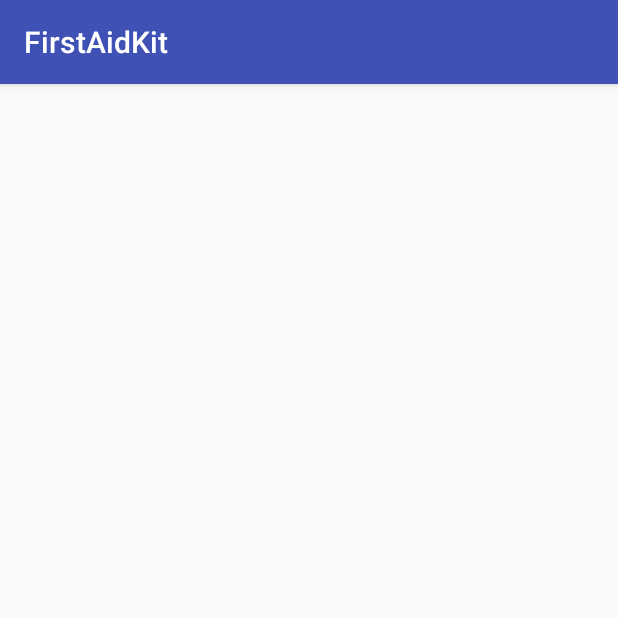
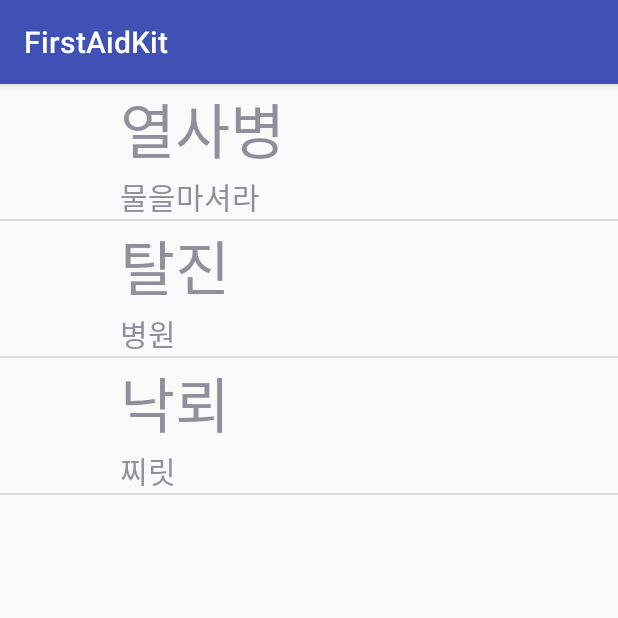
Before and after one commit to seunghyukshin/FirstAidKit, an Android app: the FirstAidActivity screen opened directly, with no data from a screen before it, on a phone screen of 412 x 824 dp, the top half of it. Run offline under Robolectric (Android 15) with nearby library versions, the phone set to English and light mode, and no system bars.

Commit message:
add FirstAidItem & View skeleton

```diff
--- a/app/src/main/AndroidManifest.xml
+++ b/app/src/main/AndroidManifest.xml
@@ -17,7 +17,8 @@
             </intent-filter>
         </activity>
         <activity android:name=".FirstAidActivity" />
-        <activity android:name=".DiagnosisActivity"></activity>
+        <activity android:name=".DiagnosisActivity" />
+        <activity android:name=".FirstAidItem"></activity>
     </application>
 
 </manifest>
--- a/app/src/main/java/com/example/seunghyukshin/firstaidkit/FirstAidActivity.java
+++ b/app/src/main/java/com/example/seunghyukshin/firstaidkit/FirstAidActivity.java
@@ -2,15 +2,73 @@ package com.example.seunghyukshin.firstaidkit;
 
 import android.support.v7.app.AppCompatActivity;
 import android.os.Bundle;
+import android.view.View;
+import android.view.ViewGroup;
+import android.widget.BaseAdapter;
+import android.widget.ListView;
+
+import java.util.ArrayList;
 
 public class FirstAidActivity extends AppCompatActivity {
-
+    ListView listView;
+    FirstAidAdapter adapter;
     @Override
     protected void onCreate(Bundle savedInstanceState) {
         super.onCreate(savedInstanceState);
         setContentView(R.layout.activity_first_aid);
+        listView = (ListView) findViewById(R.id.list_view);
+
+        adapter = new FirstAidAdapter();
+        adapter.addItem(new FirstAidItem("열사병","물을마셔라"));
+        adapter.addItem(new FirstAidItem("탈진","병원"));
+        adapter.addItem(new FirstAidItem("낙뢰","찌릿"));
+
+        listView.setAdapter(adapter);
+
+
+
+
+
     }
 
 
 
+
+
+
+
+
+    class FirstAidAdapter extends BaseAdapter{
+        ArrayList<FirstAidItem> items = new ArrayList<FirstAidItem>();
+
+        @Override
+        public int getCount() {
+           return items.size();
+        }
+
+        public void addItem(FirstAidItem item){
+            items.add(item);
+        }
+
+        @Override
+        public Object getItem(int position) {
+           return items.get(position);
+        }
+
+        @Override
+        public long getItemId(int position) {
+            return  position;
+        }
+
+        @Override
+        public View getView(int position, View convertView, ViewGroup viewGroup) {
+            FirstAidItemView view = new FirstAidItemView(getApplicationContext());
+
+            FirstAidItem item = items.get(position);
+            view.setName(item.getName());
+            view.setContent(item.getContents());
+            return view;
+        }
+    }
+
 }
--- /dev/null
+++ b/app/src/main/java/com/example/seunghyukshin/firstaidkit/FirstAidItem.java
@@ -0,0 +1,31 @@
+package com.example.seunghyukshin.firstaidkit;
+
+import android.support.v7.app.AppCompatActivity;
+import android.os.Bundle;
+
+public class FirstAidItem {
+
+    String name;
+    String contents;
+
+    public FirstAidItem(String name,String contents){
+        this.name= name;
+        this.contents= contents;
+    }
+
+    public void setName(String name) {
+        this.name = name;
+    }
+
+    public void setContents(String contents) {
+        this.contents = contents;
+    }
+
+    public String getContents() {
+        return contents;
+    }
+
+    public String getName() {
+        return name;
+    }
+}
--- /dev/null
+++ b/app/src/main/java/com/example/seunghyukshin/firstaidkit/FirstAidItemView.java
@@ -0,0 +1,34 @@
+package com.example.seunghyukshin.firstaidkit;
+
+import android.content.Context;
+import android.view.LayoutInflater;
+import android.widget.LinearLayout;
+import android.widget.TextView;
+
+/**
+ * Created by SEUNGHYUK SHIN on 2018-08-02.
+ */
+
+public class FirstAidItemView extends LinearLayout{
+    TextView textView;
+    TextView textView2;
+    public FirstAidItemView(Context context) {
+        super(context);
+        init(context);
+    }
+
+    public void init(Context context){
+        LayoutInflater inflater =  (LayoutInflater) context.getSystemService(Context.LAYOUT_INFLATER_SERVICE);
+        inflater.inflate(R.layout.first_aid_item,this,true);
+
+        textView = (TextView) findViewById(R.id.textView);
+        textView2 = (TextView) findViewById(R.id.textView2);
+    }
+
+    public void setName(String name){
+        textView.setText(name);
+    }
+    public void setContent(String content){
+        textView2.setText(content);
+    }
+}
--- a/app/src/main/res/layout/activity_first_aid.xml
+++ b/app/src/main/res/layout/activity_first_aid.xml
@@ -6,6 +6,11 @@
     android:layout_height="match_parent"
     tools:context="com.example.seunghyukshin.firstaidkit.FirstAidActivity">
 
+    <ListView
+        android:layout_width="match_parent"
+        android:layout_height="match_parent"
+        android:id="@+id/list_view">
+    </ListView>
 
 
 
--- /dev/null
+++ b/app/src/main/res/layout/first_aid_item.xml
@@ -0,0 +1,33 @@
+<?xml version="1.0" encoding="utf-8"?>
+<LinearLayout xmlns:android="http://schemas.android.com/apk/res/android"
+    xmlns:app="http://schemas.android.com/apk/res-auto"
+    xmlns:tools="http://schemas.android.com/tools"
+    android:layout_width="match_parent"
+    android:layout_height="wrap_content"
+    tools:context="com.example.seunghyukshin.firstaidkit.FirstAidItem">
+
+    <ImageView
+        android:layout_width="80dp"
+        android:layout_height="80dp" />
+
+    <LinearLayout
+        android:orientation="vertical"
+        android:layout_width="match_parent"
+        android:layout_height="wrap_content">
+
+        <TextView
+            android:layout_width="wrap_content"
+            android:layout_height="wrap_content"
+            android:text="newText"
+            android:textSize="40dp"
+            android:id="@+id/textView"
+            />
+        <TextView
+            android:layout_width="wrap_content"
+            android:layout_height="wrap_content"
+            android:text="newText2"
+            android:id="@+id/textView2"
+            android:textSize="20dp"/>
+
+    </LinearLayout>
+</LinearLayout>
```
